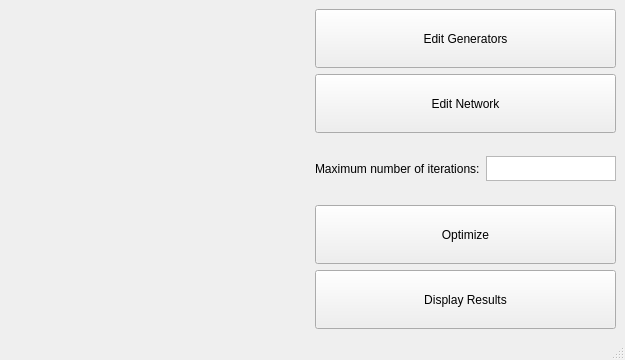
PlaviAjvar/Economic-Dispatching, file ui/dispatching.ui: the form before one commit.
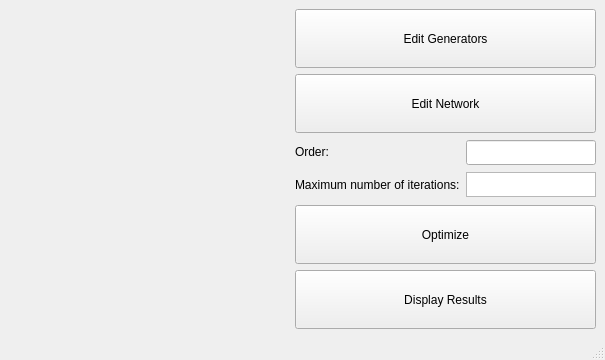
The form after the commit. Icons and pictures are not drawn.

```diff
--- a/ui/dispatching.ui
+++ b/ui/dispatching.ui
@@ -6,7 +6,7 @@
    <rect>
     <x>0</x>
     <y>0</y>
-    <width>618</width>
+    <width>592</width>
     <height>360</height>
    </rect>
   </property>
@@ -37,7 +37,7 @@
       </property>
       <property name="minimumSize">
        <size>
-        <width>300</width>
+        <width>280</width>
         <height>300</height>
        </size>
       </property>
@@ -90,40 +90,28 @@
        </widget>
       </item>
       <item>
-       <layout class="QHBoxLayout" name="horizontalLayout_2">
-        <item>
-         <spacer name="horizontalSpacer">
-          <property name="orientation">
-           <enum>Qt::Horizontal</enum>
+       <layout class="QHBoxLayout" name="horizontalLayout_2"/>
+      </item>
+      <item>
+       <layout class="QFormLayout" name="formLayout">
+        <item row="0" column="0">
+         <widget class="QLabel" name="orderLabel">
+          <property name="text">
+           <string>Order:</string>
           </property>
-          <property name="sizeHint" stdset="0">
-           <size>
-            <width>40</width>
-            <height>20</height>
-           </size>
-          </property>
-         </spacer>
+         </widget>
         </item>
-        <item>
-         <widget class="QLabel" name="max_iter_label">
-          <property name="sizePolicy">
-           <sizepolicy hsizetype="Fixed" vsizetype="MinimumExpanding">
-            <horstretch>0</horstretch>
-            <verstretch>0</verstretch>
-           </sizepolicy>
-          </property>
+        <item row="0" column="1">
+         <widget class="QLineEdit" name="orderLineEdit">
           <property name="minimumSize">
            <size>
             <width>0</width>
             <height>25</height>
            </size>
           </property>
-          <property name="text">
-           <string>Maximum number of iterations:</string>
-          </property>
          </widget>
         </item>
-        <item>
+        <item row="1" column="1">
          <widget class="QTextEdit" name="max_iter_txt">
           <property name="sizePolicy">
            <sizepolicy hsizetype="MinimumExpanding" vsizetype="MinimumExpanding">
@@ -139,12 +127,31 @@
           </property>
           <property name="maximumSize">
            <size>
-            <width>200</width>
+            <width>1000000</width>
             <height>25</height>
            </size>
           </property>
          </widget>
         </item>
+        <item row="1" column="0">
+         <widget class="QLabel" name="max_iter_label">
+          <property name="sizePolicy">
+           <sizepolicy hsizetype="Fixed" vsizetype="MinimumExpanding">
+            <horstretch>0</horstretch>
+            <verstretch>0</verstretch>
+           </sizepolicy>
+          </property>
+          <property name="minimumSize">
+           <size>
+            <width>0</width>
+            <height>25</height>
+           </size>
+          </property>
+          <property name="text">
+           <string>Maximum number of iterations:</string>
+          </property>
+         </widget>
+        </item>
        </layout>
       </item>
       <item>
```
